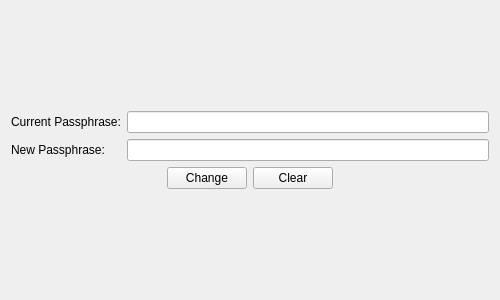
Old version of the form client/gui/change_passphrase_form.ui in the repository TemplateName56/Blockchain_Wallet.
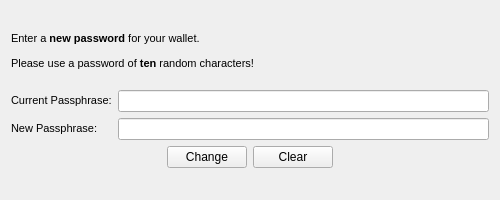
New version of the form.

What changed in the file:
```diff
--- a/client/gui/change_passphrase_form.ui
+++ b/client/gui/change_passphrase_form.ui
@@ -7,19 +7,25 @@
     <x>0</x>
     <y>0</y>
     <width>500</width>
-    <height>300</height>
+    <height>200</height>
    </rect>
   </property>
   <property name="sizePolicy">
    <sizepolicy hsizetype="Fixed" vsizetype="Fixed">
     <horstretch>0</horstretch>
-    <verstretch>0</verstretch>
+    <verstretch>200</verstretch>
    </sizepolicy>
   </property>
   <property name="minimumSize">
    <size>
     <width>500</width>
-    <height>300</height>
+    <height>200</height>
+   </size>
+  </property>
+  <property name="maximumSize">
+   <size>
+    <width>16777215</width>
+    <height>200</height>
    </size>
   </property>
   <property name="windowTitle">
@@ -39,12 +45,19 @@
      </property>
     </spacer>
    </item>
+   <item>
+    <widget class="QLabel" name="PassprphraseWarningLabel">
+     <property name="text">
+      <string>&lt;html&gt;&lt;head/&gt;&lt;body&gt;&lt;p&gt;&lt;span style=&quot; font-size:8pt;&quot;&gt;Enter a &lt;/span&gt;&lt;span style=&quot; font-size:8pt; font-weight:600;&quot;&gt;new password&lt;/span&gt;&lt;span style=&quot; font-size:8pt;&quot;&gt; for your wallet.&lt;/span&gt;&lt;/p&gt;&lt;p&gt;&lt;span style=&quot; font-size:8pt;&quot;&gt;Please use a password of &lt;/span&gt;&lt;span style=&quot; font-size:8pt; font-weight:600;&quot;&gt;ten &lt;/span&gt;&lt;span style=&quot; font-size:8pt;&quot;&gt;random characters!&lt;br/&gt;&lt;/span&gt;&lt;/p&gt;&lt;/body&gt;&lt;/html&gt;</string>
+     </property>
+    </widget>
+   </item>
    <item>
     <layout class="QFormLayout" name="formLayout">
      <item row="0" column="0">
       <widget class="QLabel" name="currentPassLabel">
        <property name="text">
-        <string>Current Passphrase:</string>
+        <string>&lt;html&gt;&lt;head/&gt;&lt;body&gt;&lt;p&gt;&lt;span style=&quot; font-size:8pt;&quot;&gt;Current Passphrase:&lt;/span&gt;&lt;/p&gt;&lt;/body&gt;&lt;/html&gt;</string>
        </property>
       </widget>
      </item>
@@ -54,7 +67,7 @@
      <item row="1" column="0">
       <widget class="QLabel" name="newPassLabel">
        <property name="text">
-        <string>New Passphrase:</string>
+        <string>&lt;html&gt;&lt;head/&gt;&lt;body&gt;&lt;p&gt;&lt;span style=&quot; font-size:8pt;&quot;&gt;New Passphrase:&lt;/span&gt;&lt;/p&gt;&lt;/body&gt;&lt;/html&gt;</string>
        </property>
       </widget>
      </item>
```
